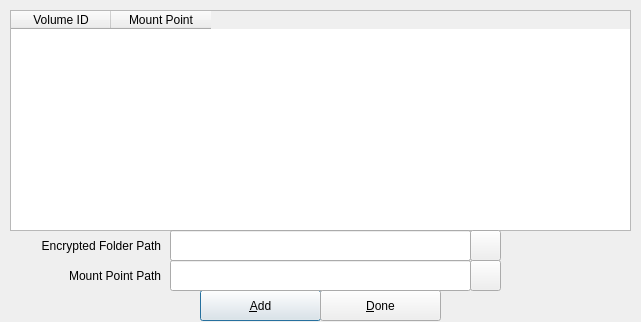
Qt form src/favorites.ui (mhogomchungu/sirikali) before a commit.
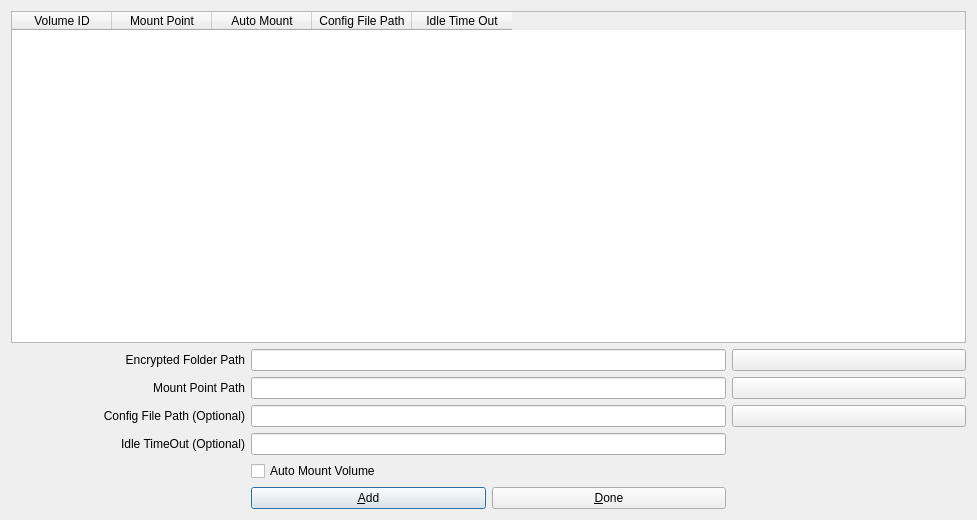
The same form after that commit.

The edit to the form file:
```diff
--- a/src/favorites.ui
+++ b/src/favorites.ui
@@ -9,38 +9,16 @@
    <rect>
     <x>0</x>
     <y>0</y>
-    <width>641</width>
-    <height>322</height>
+    <width>977</width>
+    <height>520</height>
    </rect>
   </property>
   <property name="windowTitle">
    <string>Manage Favorites</string>
   </property>
-  <widget class="QPushButton" name="pbAdd">
-   <property name="geometry">
-    <rect>
-     <x>200</x>
-     <y>290</y>
-     <width>121</width>
-     <height>31</height>
-    </rect>
-   </property>
-   <property name="text">
-    <string>&amp;Add</string>
-   </property>
-   <property name="default">
-    <bool>true</bool>
-   </property>
-  </widget>
+  <layout class="QGridLayout" name="gridLayout">
+   <item row="0" column="0" colspan="4">
   <widget class="QTableWidget" name="tableWidget">
-   <property name="geometry">
-    <rect>
-     <x>10</x>
-     <y>10</y>
-     <width>621</width>
-     <height>221</height>
-    </rect>
-   </property>
    <property name="editTriggers">
     <set>QAbstractItemView::NoEditTriggers</set>
    </property>
@@ -75,16 +53,34 @@
      <set>AlignCenter</set>
     </property>
    </column>
-  </widget>
+     <column>
+      <property name="text">
+       <string>Auto Mount</string>
+      </property>
+      <property name="textAlignment">
+       <set>AlignCenter</set>
+      </property>
+     </column>
+     <column>
+      <property name="text">
+       <string>Config File Path</string>
+      </property>
+      <property name="textAlignment">
+       <set>AlignCenter</set>
+      </property>
+     </column>
+     <column>
+      <property name="text">
+       <string>Idle Time Out</string>
+      </property>
+      <property name="textAlignment">
+       <set>AlignCenter</set>
+      </property>
+     </column>
+    </widget>
+   </item>
+   <item row="1" column="0">
   <widget class="QLabel" name="labelName">
-   <property name="geometry">
-    <rect>
-     <x>0</x>
-     <y>230</y>
-     <width>161</width>
-     <height>31</height>
-    </rect>
-   </property>
    <property name="text">
     <string>Encrypted Folder Path</string>
    </property>
@@ -95,53 +91,17 @@
     <bool>true</bool>
    </property>
   </widget>
-  <widget class="QLabel" name="labelDeviceAddress">
-   <property name="geometry">
-    <rect>
-     <x>0</x>
-     <y>260</y>
-     <width>161</width>
-     <height>31</height>
-    </rect>
-   </property>
-   <property name="text">
-    <string>Mount Point Path</string>
-   </property>
-   <property name="alignment">
-    <set>Qt::AlignRight|Qt::AlignTrailing|Qt::AlignVCenter</set>
-   </property>
-   <property name="wordWrap">
-    <bool>true</bool>
-   </property>
-  </widget>
-  <widget class="QLineEdit" name="lineEditMountPath">
-   <property name="geometry">
-    <rect>
-     <x>170</x>
-     <y>260</y>
-     <width>301</width>
-     <height>31</height>
-    </rect>
-   </property>
-  </widget>
-  <widget class="QLineEdit" name="lineEditEncryptedFolderPath">
-   <property name="geometry">
-    <rect>
-     <x>170</x>
-     <y>230</y>
-     <width>301</width>
-     <height>31</height>
-    </rect>
-   </property>
-  </widget>
+   </item>
+   <item row="1" column="1" colspan="2">
+    <widget class="QLineEdit" name="lineEditEncryptedFolderPath"/>
+   </item>
+   <item row="1" column="3">
   <widget class="QPushButton" name="pbFolderPath">
-   <property name="geometry">
-    <rect>
-     <x>470</x>
-     <y>230</y>
-     <width>31</width>
-     <height>31</height>
-    </rect>
+     <property name="maximumSize">
+      <size>
+       <width>500</width>
+       <height>16777215</height>
+      </size>
    </property>
    <property name="toolTip">
     <string>open file dialog</string>
@@ -150,32 +110,94 @@
     <string/>
    </property>
   </widget>
+   </item>
+   <item row="2" column="0">
+    <widget class="QLabel" name="labelDeviceAddress">
+     <property name="text">
+      <string>Mount Point Path</string>
+     </property>
+     <property name="alignment">
+      <set>Qt::AlignRight|Qt::AlignTrailing|Qt::AlignVCenter</set>
+     </property>
+     <property name="wordWrap">
+      <bool>true</bool>
+     </property>
+    </widget>
+   </item>
+   <item row="2" column="1" colspan="2">
+    <widget class="QLineEdit" name="lineEditMountPath"/>
+   </item>
+   <item row="2" column="3">
+    <widget class="QPushButton" name="pbMountPointPath">
+     <property name="text">
+      <string/>
+     </property>
+    </widget>
+   </item>
+   <item row="3" column="0">
+    <widget class="QLabel" name="labelCofigFilePath">
+     <property name="text">
+      <string>Config File Path (Optional)</string>
+     </property>
+     <property name="alignment">
+      <set>Qt::AlignRight|Qt::AlignTrailing|Qt::AlignVCenter</set>
+     </property>
+     <property name="wordWrap">
+      <bool>true</bool>
+     </property>
+    </widget>
+   </item>
+   <item row="3" column="1" colspan="2">
+    <widget class="QLineEdit" name="lineEditConfigFilePath"/>
+   </item>
+   <item row="3" column="3">
+    <widget class="QPushButton" name="pbConfigFilePath">
+     <property name="text">
+      <string/>
+     </property>
+    </widget>
+   </item>
+   <item row="4" column="0">
+    <widget class="QLabel" name="labelIdleTimeOut">
+     <property name="text">
+      <string>Idle TimeOut (Optional)</string>
+     </property>
+     <property name="alignment">
+      <set>Qt::AlignRight|Qt::AlignTrailing|Qt::AlignVCenter</set>
+     </property>
+     <property name="wordWrap">
+      <bool>true</bool>
+     </property>
+    </widget>
+   </item>
+   <item row="4" column="1" colspan="2">
+    <widget class="QLineEdit" name="lineEditIdleTimeOut"/>
+   </item>
+   <item row="5" column="1" colspan="2">
+    <widget class="QCheckBox" name="cbAutoMount">
+     <property name="text">
+      <string>Auto Mount Volume</string>
+     </property>
+    </widget>
+   </item>
+   <item row="6" column="1">
+    <widget class="QPushButton" name="pbAdd">
+     <property name="text">
+      <string>&amp;Add</string>
+     </property>
+     <property name="default">
+      <bool>true</bool>
+     </property>
+    </widget>
+   </item>
+   <item row="6" column="2">
   <widget class="QPushButton" name="pbCancel">
-   <property name="geometry">
-    <rect>
-     <x>320</x>
-     <y>290</y>
-     <width>121</width>
-     <height>31</height>
-    </rect>
-   </property>
    <property name="text">
     <string>&amp;Done</string>
    </property>
   </widget>
-  <widget class="QPushButton" name="pbMountPointPath">
-   <property name="geometry">
-    <rect>
-     <x>470</x>
-     <y>260</y>
-     <width>31</width>
-     <height>31</height>
-    </rect>
-   </property>
-   <property name="text">
-    <string/>
-   </property>
-  </widget>
+   </item>
+  </layout>
  </widget>
  <tabstops>
   <tabstop>tableWidget</tabstop>
```
Lines whose indentation alone changed are shown as unchanged.
